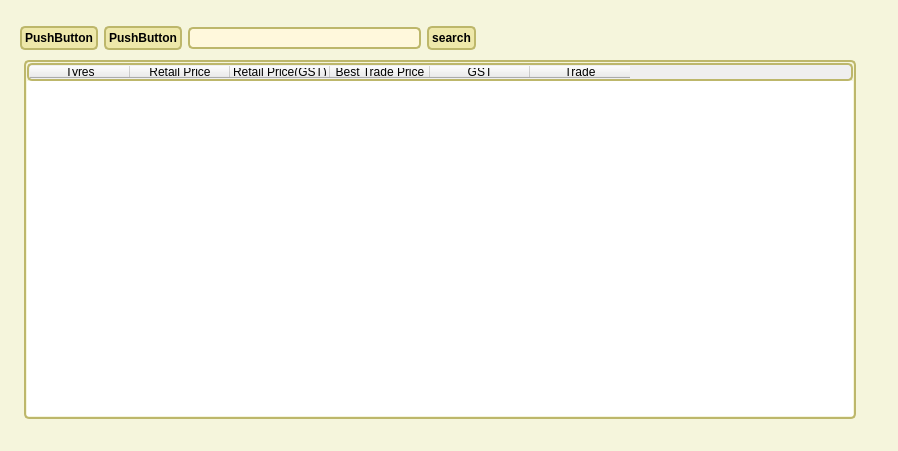
This is new_start/UI_File/Tyres.ui in maximustann/Bing_project as Qt 5 draws it before an edit. The edited form follows.
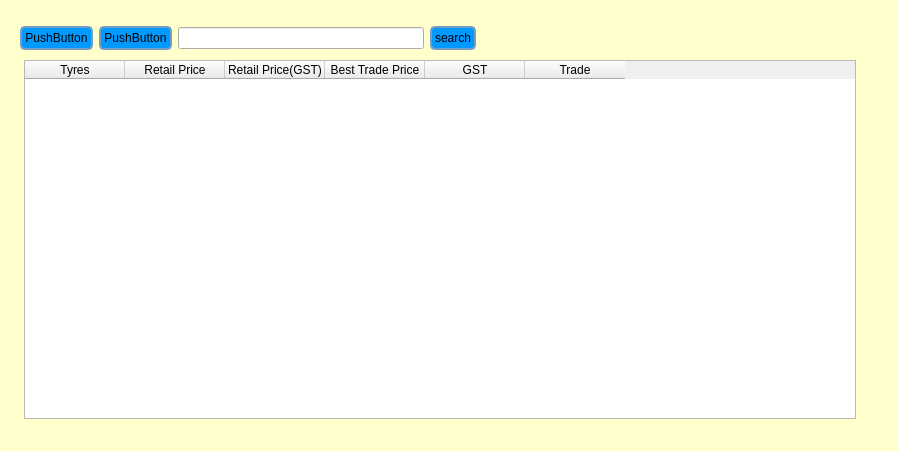
This is the edited form.

Patch:
```diff
--- a/new_start/UI_File/Tyres.ui
+++ b/new_start/UI_File/Tyres.ui
@@ -15,114 +15,59 @@
   </property>
   <property name="styleSheet">
    <string notr="true">#Dialog {
-   background-color: beige;
+   background-color: rgb(255, 255, 204);
+   color: #cccccc;
 }
-
-/* Nice Windows-XP-style password character. */
-QLineEdit[echoMode=&quot;2&quot;] {
-    lineedit-password-character: 9679;
+QComboBox {
+	background-color:rgb(153, 204, 255);
 }
-
-/* We provide a min-width and min-height for push buttons
-   so that they look elegant regardless of the width of the text. */
 QPushButton {
-    background-color: palegoldenrod;
+    background-color: rgb(0, 153, 255);
     border-width: 2px;
-    border-color: darkkhaki;
+    border-color: rgb(117, 156, 195);
     border-style: solid;
     border-radius: 5;
     padding: 3px;
     min-width: 9ex;
     min-height: 2.5ex;
+	alternate-background-color: rgb(220, 220, 220);
 }
 
 QPushButton:hover {
    background-color: khaki;
 }
-
-/* Increase the padding, so the text is shifted when the button is
-   pressed. */
-QPushButton:pressed {
-    padding-left: 5px;
-    padding-top: 5px;
-    background-color: #d0d67c;
-}
-
-QLabel, QAbstractButton {
-    font: bold;
-}
-
-/* Mark mandatory fields with a brownish color. */
-.mandatory {
-    color: brown;
-}
-
-/* Bold text on status bar looks awful. */
-QStatusBar QLabel {
-   font: normal;
-}
-
-QStatusBar::item {
-    border-width: 1;
-    border-color: darkkhaki;
-    border-style: solid;
-    border-radius: 2;
-}
-
-QComboBox, QLineEdit, QSpinBox, QTextEdit, QListView {
-    background-color: cornsilk;
-    selection-color: #0a214c; 
-    selection-background-color: #C19A6B;
-}
-
+QTreeView {
+   background-color: #666666;
+   color: #cccccc;
+   alternate-background-color: #333333;
+} 
 QListView {
-    show-decoration-selected: 1;
+   background-color: #333333;
+   color: #cccccc;
 }
-
-QListView::item:hover {
-    background-color: wheat;
+QTextEdit {
+   background-color: rgb(244, 246, 255);
+   color: #cccccc;
 }
-
-/* We reserve 1 pixel space in padding. When we get the focus,
-   we kill the padding and enlarge the border. This makes the items
-   glow. */
-QLineEdit, QFrame {
-    border-width: 2px;
-    padding: 1px;
-    border-style: solid;
-    border-color: darkkhaki;
-    border-radius: 5px;
+QScrollBar:horizontal {
+   height: 20px;
 }
-
-/* As mentioned above, eliminate the padding and increase the border. */
-QLineEdit:focus, QFrame:focus {
-    border-width: 3px;
-    padding: 0px;
+QScrollBar:vertical {
+   width: 20px;
 }
-
-/* A QLabel is a QFrame ... */
+QTabWidget::pane {
+   border-top: 2px solid #cccccc;
+}
 QLabel {
-    border: none;
-    padding: 0;
-    background: none;
+   color: rgb(102, 102, 102); 
 }
 
-/* A QToolTip is a QLabel ... */
-QToolTip {
-    border: 2px solid darkkhaki;
-    padding: 5px;
-    border-radius: 3px;
-    opacity: 200;
+QCheckBox {
+   color: white; 
 }
 
-/* Nice to have the background color change when hovered. */
-QRadioButton:hover, QCheckBox:hover {
-    background-color: wheat;
-}
-
-/* Force the dialog's buttons to follow the Windows guidelines. */
-QDialogButtonBox {
-    button-layout: 0;
+QRadioButton{
+   color:white;
 }</string>
   </property>
   <widget class="QWidget" name="layoutWidget">
```
Left out of the diff: 2 changed lines with no effect on the pictures.
